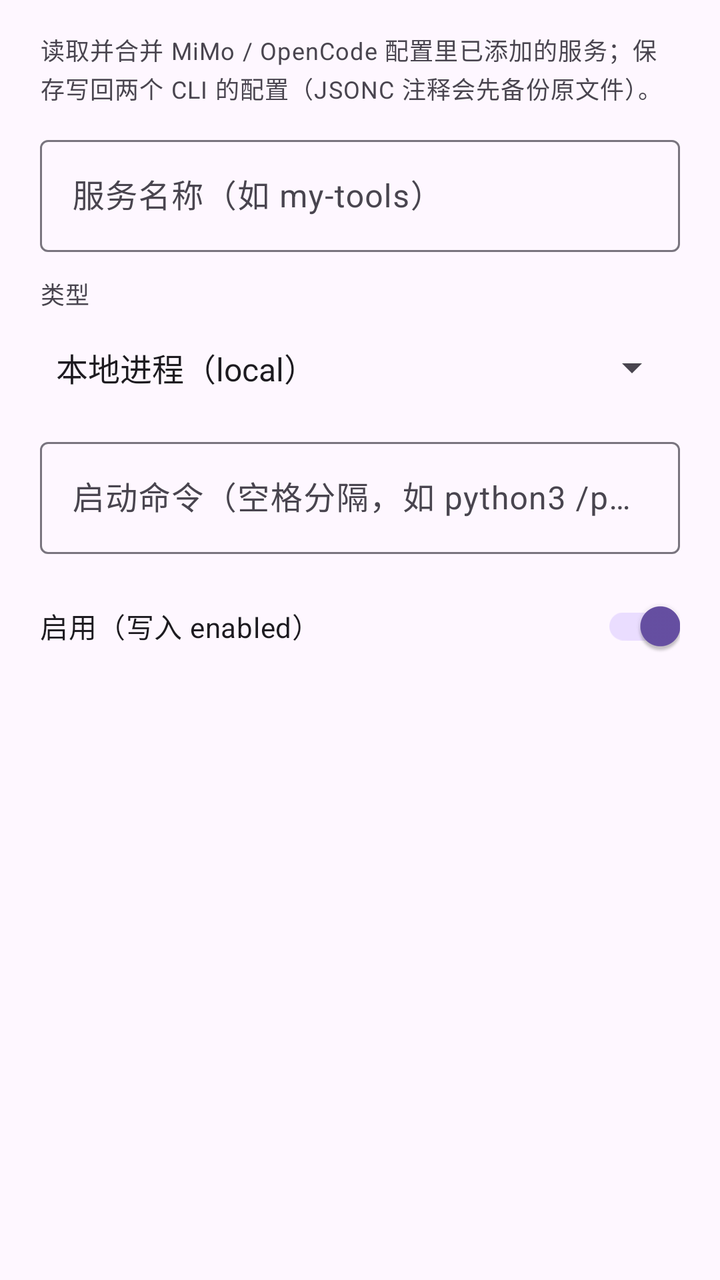
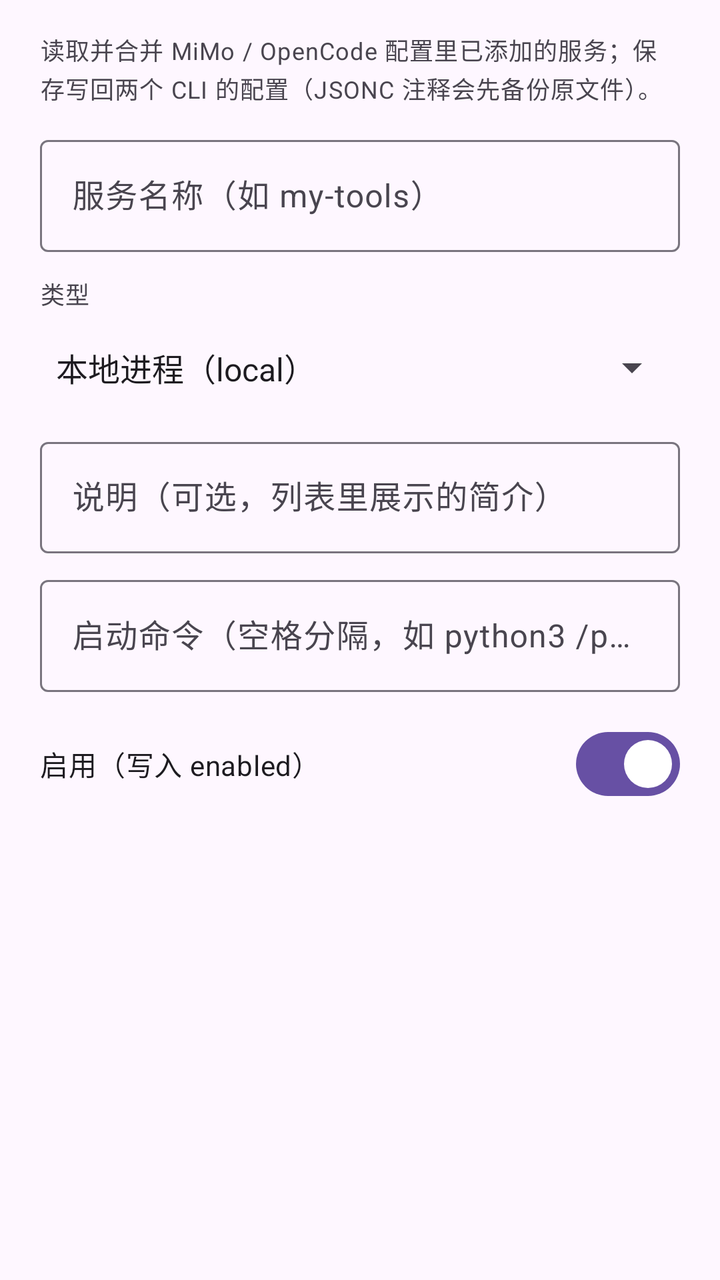

The first picture is an Android layout as it rendered before a commit; the second is the same layout after the commit. The layout source and the unified diff follow.
<!-- AndroidManifest.xml: application theme Theme.CodeTool.Starting -->
<!-- res/layout/dialog_mcp.xml -->
<?xml version="1.0" encoding="utf-8"?>
<ScrollView xmlns:android="http://schemas.android.com/apk/res/android"
    android:layout_width="match_parent"
    android:layout_height="wrap_content"
    android:fillViewport="true">

    <LinearLayout
        android:layout_width="match_parent"
        android:layout_height="wrap_content"
        android:orientation="vertical"
        android:paddingHorizontal="20dp"
        android:paddingTop="16dp"
        android:paddingBottom="8dp">

        <com.google.android.material.textview.MaterialTextView
            android:layout_width="match_parent"
            android:layout_height="wrap_content"
            android:text="读取并合并 MiMo / OpenCode 配置里已添加的服务；保存写回两个 CLI 的配置（JSONC 注释会先备份原文件）。"
            android:textAppearance="?attr/textAppearanceBodySmall"
            android:textColor="?attr/colorOnSurfaceVariant" />

        <com.google.android.material.textfield.TextInputLayout
            android:layout_width="match_parent"
            android:layout_height="wrap_content"
            android:layout_marginTop="12dp"
            android:hint="服务名称（如 my-tools）">
            <com.google.android.material.textfield.TextInputEditText
                android:id="@+id/etMcpName"
                android:layout_width="match_parent"
                android:layout_height="wrap_content"
                android:minHeight="56dp"
                android:gravity="center_vertical"
                android:inputType="text" />
        </com.google.android.material.textfield.TextInputLayout>

        <com.google.android.material.textview.MaterialTextView
            android:layout_width="wrap_content"
            android:layout_height="wrap_content"
            android:layout_marginTop="12dp"
            android:text="类型"
            android:textAppearance="?attr/textAppearanceLabelMedium"
            android:textColor="?attr/colorOnSurfaceVariant" />

        <Spinner
            android:id="@+id/spMcpType"
            android:layout_width="match_parent"
            android:layout_height="wrap_content"
            android:layout_marginTop="4dp"
            android:minHeight="48dp"
            android:entries="@array/mcp_types"
            android:spinnerMode="dropdown" />

        <com.google.android.material.textfield.TextInputLayout
            android:id="@+id/tilMcpCommand"
            android:layout_width="match_parent"
            android:layout_height="wrap_content"
            android:layout_marginTop="8dp"
            android:hint="启动命令（空格分隔，如 python3 /path/server.py）">
            <com.google.android.material.textfield.TextInputEditText
                android:id="@+id/etMcpCommand"
                android:layout_width="match_parent"
                android:layout_height="wrap_content"
                android:minHeight="56dp"
                android:gravity="center_vertical"
                android:inputType="text" />
        </com.google.android.material.textfield.TextInputLayout>

        <com.google.android.material.textfield.TextInputLayout
            android:id="@+id/tilMcpUrl"
            android:layout_width="match_parent"
            android:layout_height="wrap_content"
            android:layout_marginTop="8dp"
            android:visibility="gone"
            android:hint="远程 URL（SSE / HTTP）">
            <com.google.android.material.textfield.TextInputEditText
                android:id="@+id/etMcpUrl"
                android:layout_width="match_parent"
                android:layout_height="wrap_content"
                android:minHeight="56dp"
                android:gravity="center_vertical"
                android:inputType="textUri" />
        </com.google.android.material.textfield.TextInputLayout>

        <androidx.appcompat.widget.SwitchCompat
            android:id="@+id/swMcpEnabled"
            android:layout_width="match_parent"
            android:layout_height="wrap_content"
            android:minHeight="48dp"
            android:layout_marginTop="12dp"
            android:checked="true"
            android:text="启用（写入 enabled）" />

    </LinearLayout>
</ScrollView>
<!-- resources referenced by this layout -->
<resources>
  <string-array name="mcp_types">
          <item>本地进程（local）</item>
          <item>远程服务（remote）</item>
      </string-array>
  <style name="Theme.CodeTool.Starting" parent="Theme.Material3.DayNight.NoActionBar">
          <item name="android:windowBackground">?android:colorBackground</item>
          <item name="android:statusBarColor" tools:targetApi="l">?android:colorBackground</item>
      </style>
</resources>

<!-- the commit's change to res/layout/dialog_mcp.xml (unified diff, before → after) -->
@@ -51,6 +51,21 @@
             android:spinnerMode="dropdown" />
 
         <com.google.android.material.textfield.TextInputLayout
+            android:id="@+id/tilMcpDesc"
+            android:layout_width="match_parent"
+            android:layout_height="wrap_content"
+            android:layout_marginTop="8dp"
+            android:hint="说明（可选，列表里展示的简介）">
+            <com.google.android.material.textfield.TextInputEditText
+                android:id="@+id/etMcpDesc"
+                android:layout_width="match_parent"
+                android:layout_height="wrap_content"
+                android:minHeight="48dp"
+                android:gravity="center_vertical"
+                android:inputType="text" />
+        </com.google.android.material.textfield.TextInputLayout>
+
+        <com.google.android.material.textfield.TextInputLayout
             android:id="@+id/tilMcpCommand"
             android:layout_width="match_parent"
             android:layout_height="wrap_content"
@@ -81,14 +96,15 @@
                 android:inputType="textUri" />
         </com.google.android.material.textfield.TextInputLayout>
 
-        <androidx.appcompat.widget.SwitchCompat
+        <com.google.android.material.materialswitch.MaterialSwitch
             android:id="@+id/swMcpEnabled"
             android:layout_width="match_parent"
             android:layout_height="wrap_content"
-            android:minHeight="48dp"
-            android:layout_marginTop="12dp"
+            android:minHeight="56dp"
+            android:layout_marginTop="8dp"
             android:checked="true"
-            android:text="启用（写入 enabled）" />
+            android:text="启用（写入 enabled）"
+            android:textAppearance="?attr/textAppearanceBodyMedium" />
 
     </LinearLayout>
 </ScrollView>
